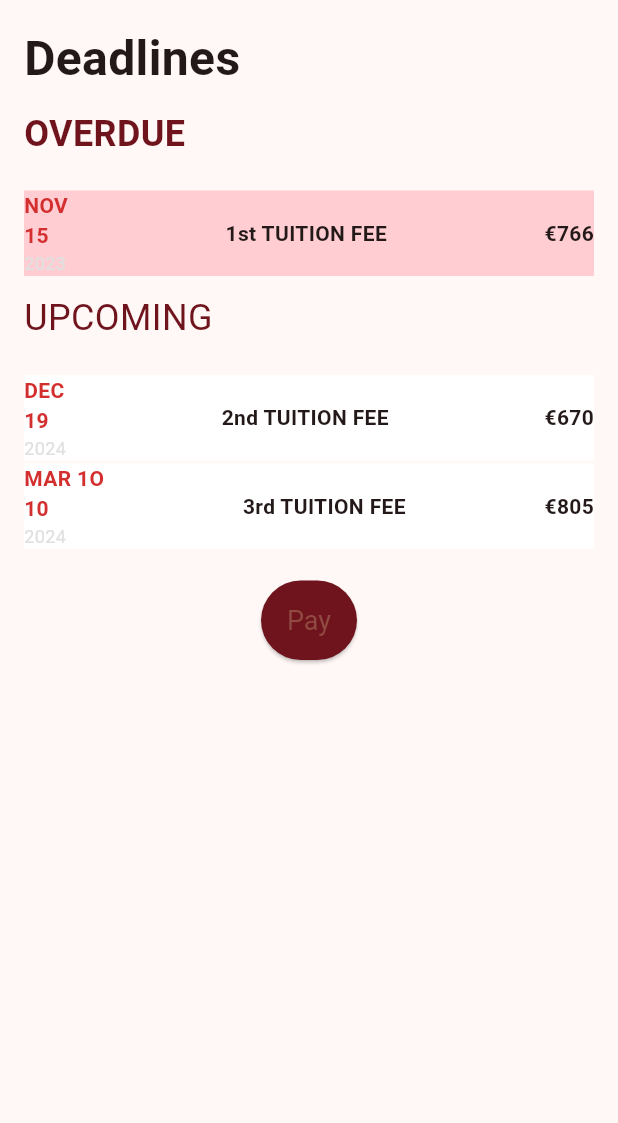
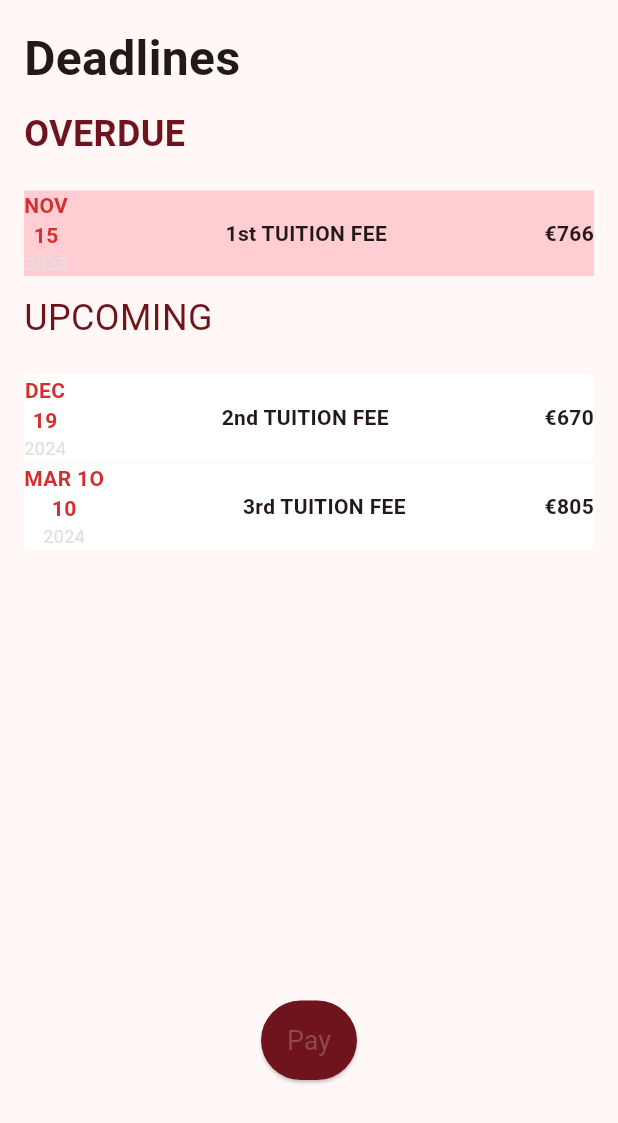
Before and after one commit to RoxyDiya/SapienzaPay, a Flutter app: the DeadlinesPage screen opened directly, on a phone screen of 412 x 824 dp. Shown: the top 1123 px of the screen. Run offline on Flutter 3.47's test engine with Material 3 defaults, Android fonts, the phone set to English and light mode, and no system bars.

Commit message:
deadline page details pt.2
removed padding argument from container, moved the pay button down by 290, moved deadline date on the left to the center of the crossaxis, maximised the space from the edge of the container (this one might be wrong)

```diff
--- a/lib/deadlines.dart
+++ b/lib/deadlines.dart
@@ -63,7 +63,7 @@ class _DeadlinesPageState extends State<DeadlinesPage> {
         );
       },
       child: Container(
-        padding: EdgeInsets.symmetric(vertical: 0.0, horizontal: 0.0),
+        //padding: EdgeInsets.symmetric(vertical: 0.0, horizontal: 0.0),
         decoration: BoxDecoration(
           color: isOverdue ? Colors.red.shade100 : Colors.white,
           borderRadius: BorderRadius.circular(0.0),
@@ -71,9 +71,10 @@ class _DeadlinesPageState extends State<DeadlinesPage> {
         margin: EdgeInsets.symmetric(vertical: 1.0),
         child: Row(
           mainAxisAlignment: MainAxisAlignment.spaceBetween,
+          mainAxisSize: MainAxisSize.max, //added this
           children: [
             Column(
-              crossAxisAlignment: CrossAxisAlignment.start,
+              crossAxisAlignment: CrossAxisAlignment.center, //changed from start to center
               children: [
                 Text(
                   deadline['month']!,
@@ -151,7 +152,7 @@ class _DeadlinesPageState extends State<DeadlinesPage> {
                   .map((fee) => buildDeadlineItem(fee, false))
                   .toList(),
               ),
-              SizedBox(height:20),
+              SizedBox(height:300),
               Center(
                 child: ElevatedButton( //MAKE THIS GREY AND CHANGE ITS COLOUR ONCE YOU HAVE SELECTED
                   onPressed: () { //AT LEAST ONE OF THE TAXES TO PAY
@@ -176,5 +177,6 @@ class _DeadlinesPageState extends State<DeadlinesPage> {
 
 /*code where I have made the page scrollable and added the list items
 TODO: add these actions
-- add long tap to multiple selection
-- modify colour of pay button when at least one item is selected*/
+- modify colour of pay button when at least one item is selected
+- when clicking Pay, it should open a modal/page to select means of payment, then a riepilogo, then a done widget and navigation back to the deadlines page with the previously selected items removed + subtract money from the card in the home page + only allow the payment to happen if there is enough money + add the transaction to the list in the home page.
+*/
```
